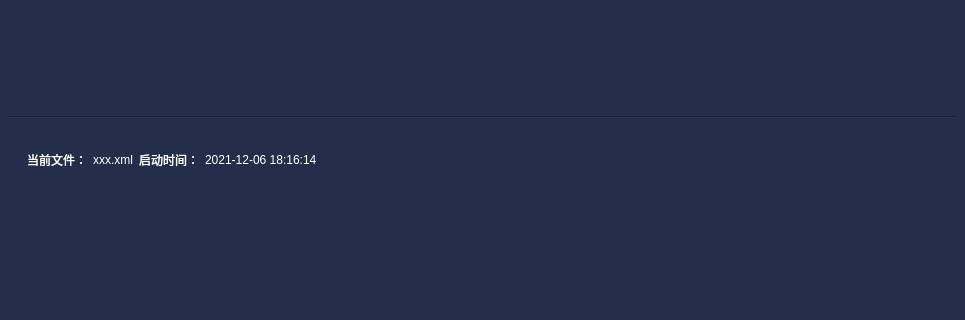
First picture: the form in MDS_DevelopWork/src/UserPlugins/CommonParameterPlugin/CommonParameterPage.ui, repository fucked777/znsd, before the edit; both pictures show x 0 to 965 and y 174 to 494 of the 965 by 583 pixel window.
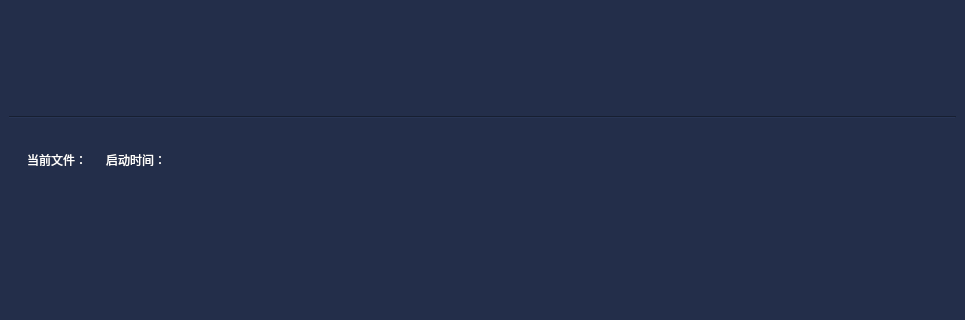
Second picture: the form after the edit.

Patch:
```diff
--- a/MDS_DevelopWork/src/UserPlugins/CommonParameterPlugin/CommonParameterPage.ui
+++ b/MDS_DevelopWork/src/UserPlugins/CommonParameterPlugin/CommonParameterPage.ui
@@ -90,6 +90,9 @@
       <item>
        <widget class="QWidget" name="widget" native="true">
         <layout class="QHBoxLayout" name="horizontalLayout_2">
+         <property name="spacing">
+          <number>6</number>
+         </property>
          <item>
           <widget class="QLabel" name="label_2">
            <property name="sizePolicy">
@@ -112,7 +115,7 @@
             </sizepolicy>
            </property>
            <property name="text">
-            <string>xxx.xml</string>
+            <string/>
            </property>
           </widget>
          </item>
@@ -138,7 +141,7 @@
             </sizepolicy>
            </property>
            <property name="text">
-            <string>2021-12-06 18:16:14</string>
+            <string/>
            </property>
           </widget>
          </item>
```
Left out of the diff: 4 changed lines with no effect on the pictures.
